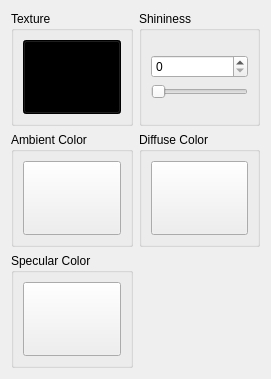
Old version of the form demos/shaderwizard/materialinspector.ui in the repository chgans/qextmouse3d.
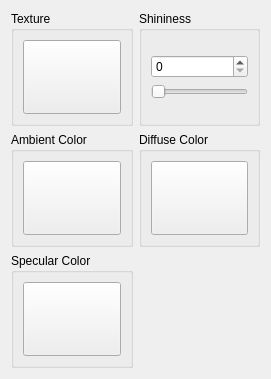
New version of the form.

Patch:
```diff
--- a/demos/shaderwizard/materialinspector.ui
+++ b/demos/shaderwizard/materialinspector.ui
@@ -100,63 +100,63 @@
            <colorrole role="WindowText">
             <brush brushstyle="SolidPattern">
              <color alpha="255">
-              <red>255</red>
-              <green>255</green>
-              <blue>255</blue>
+              <red>0</red>
+              <green>0</green>
+              <blue>0</blue>
              </color>
             </brush>
            </colorrole>
            <colorrole role="Button">
             <brush brushstyle="SolidPattern">
              <color alpha="255">
-              <red>0</red>
-              <green>0</green>
-              <blue>0</blue>
+              <red>238</red>
+              <green>238</green>
+              <blue>238</blue>
              </color>
             </brush>
            </colorrole>
            <colorrole role="Light">
             <brush brushstyle="SolidPattern">
              <color alpha="255">
-              <red>0</red>
-              <green>0</green>
-              <blue>0</blue>
+              <red>255</red>
+              <green>255</green>
+              <blue>255</blue>
              </color>
             </brush>
            </colorrole>
            <colorrole role="Midlight">
             <brush brushstyle="SolidPattern">
              <color alpha="255">
-              <red>0</red>
-              <green>0</green>
-              <blue>0</blue>
+              <red>246</red>
+              <green>246</green>
+              <blue>246</blue>
              </color>
             </brush>
            </colorrole>
            <colorrole role="Dark">
             <brush brushstyle="SolidPattern">
              <color alpha="255">
-              <red>0</red>
-              <green>0</green>
-              <blue>0</blue>
+              <red>119</red>
+              <green>119</green>
+              <blue>119</blue>
              </color>
             </brush>
            </colorrole>
            <colorrole role="Mid">
             <brush brushstyle="SolidPattern">
              <color alpha="255">
-              <red>0</red>
-              <green>0</green>
-              <blue>0</blue>
+              <red>159</red>
+              <green>159</green>
+              <blue>159</blue>
              </color>
             </brush>
            </colorrole>
            <colorrole role="Text">
             <brush brushstyle="SolidPattern">
              <color alpha="255">
-              <red>255</red>
-              <green>255</green>
-              <blue>255</blue>
+              <red>0</red>
+              <green>0</green>
+              <blue>0</blue>
              </color>
             </brush>
            </colorrole>
@@ -172,27 +172,27 @@
            <colorrole role="ButtonText">
             <brush brushstyle="SolidPattern">
              <color alpha="255">
-              <red>255</red>
-              <green>255</green>
-              <blue>255</blue>
+              <red>0</red>
+              <green>0</green>
+              <blue>0</blue>
              </color>
             </brush>
            </colorrole>
            <colorrole role="Base">
             <brush brushstyle="SolidPattern">
              <color alpha="255">
-              <red>0</red>
-              <green>0</green>
-              <blue>0</blue>
+              <red>255</red>
+              <green>255</green>
+              <blue>255</blue>
              </color>
             </brush>
            </colorrole>
            <colorrole role="Window">
             <brush brushstyle="SolidPattern">
              <color alpha="255">
-              <red>0</red>
-              <green>0</green>
-              <blue>0</blue>
+              <red>238</red>
+              <green>238</green>
+              <blue>238</blue>
              </color>
             </brush>
            </colorrole>
@@ -208,9 +208,9 @@
            <colorrole role="AlternateBase">
             <brush brushstyle="SolidPattern">
              <color alpha="255">
-              <red>0</red>
-              <green>0</green>
-              <blue>0</blue>
+              <red>246</red>
+              <green>246</green>
+              <blue>246</blue>
              </color>
             </brush>
            </colorrole>
@@ -237,63 +237,63 @@
            <colorrole role="WindowText">
             <brush brushstyle="SolidPattern">
              <color alpha="255">
-              <red>255</red>
-              <green>255</green>
-              <blue>255</blue>
+              <red>0</red>
+              <green>0</green>
+              <blue>0</blue>
              </color>
             </brush>
            </colorrole>
            <colorrole role="Button">
             <brush brushstyle="SolidPattern">
              <color alpha="255">
-              <red>0</red>
-              <green>0</green>
-              <blue>0</blue>
+              <red>238</red>
+              <green>238</green>
+              <blue>238</blue>
              </color>
             </brush>
            </colorrole>
            <colorrole role="Light">
             <brush brushstyle="SolidPattern">
              <color alpha="255">
-              <red>0</red>
-              <green>0</green>
-              <blue>0</blue>
+              <red>255</red>
+              <green>255</green>
+              <blue>255</blue>
              </color>
             </brush>
            </colorrole>
            <colorrole role="Midlight">
             <brush brushstyle="SolidPattern">
              <color alpha="255">
-              <red>0</red>
-              <green>0</green>
-              <blue>0</blue>
+              <red>246</red>
+              <green>246</green>
+              <blue>246</blue>
              </color>
             </brush>
            </colorrole>
            <colorrole role="Dark">
             <brush brushstyle="SolidPattern">
              <color alpha="255">
-              <red>0</red>
-              <green>0</green>
-              <blue>0</blue>
+              <red>119</red>
+              <green>119</green>
+              <blue>119</blue>
              </color>
             </brush>
            </colorrole>
            <colorrole role="Mid">
             <brush brushstyle="SolidPattern">
              <color alpha="255">
-              <red>0</red>
-              <green>0</green>
-              <blue>0</blue>
+              <red>159</red>
+              <green>159</green>
+              <blue>159</blue>
              </color>
             </brush>
            </colorrole>
            <colorrole role="Text">
             <brush brushstyle="SolidPattern">
              <color alpha="255">
-              <red>255</red>
-              <green>255</green>
-              <blue>255</blue>
+              <red>0</red>
+              <green>0</green>
+              <blue>0</blue>
              </color>
             </brush>
            </colorrole>
@@ -309,27 +309,27 @@
            <colorrole role="ButtonText">
             <brush brushstyle="SolidPattern">
              <color alpha="255">
-              <red>255</red>
-              <green>255</green>
-              <blue>255</blue>
+              <red>0</red>
+              <green>0</green>
+              <blue>0</blue>
              </color>
             </brush>
            </colorrole>
            <colorrole role="Base">
             <brush brushstyle="SolidPattern">
              <color alpha="255">
-              <red>0</red>
-              <green>0</green>
-              <blue>0</blue>
+              <red>255</red>
+              <green>255</green>
+              <blue>255</blue>
              </color>
             </brush>
            </colorrole>
            <colorrole role="Window">
             <brush brushstyle="SolidPattern">
              <color alpha="255">
-              <red>0</red>
-              <green>0</green>
-              <blue>0</blue>
+              <red>238</red>
+              <green>238</green>
+              <blue>238</blue>
              </color>
             </brush>
            </colorrole>
@@ -345,9 +345,9 @@
            <colorrole role="AlternateBase">
             <brush brushstyle="SolidPattern">
              <color alpha="255">
-              <red>0</red>
-              <green>0</green>
-              <blue>0</blue>
+              <red>246</red>
+              <green>246</green>
+              <blue>246</blue>
              </color>
             </brush>
            </colorrole>
@@ -374,63 +374,63 @@
            <colorrole role="WindowText">
             <brush brushstyle="SolidPattern">
              <color alpha="255">
-              <red>0</red>
-              <green>0</green>
-              <blue>0</blue>
+              <red>119</red>
+              <green>119</green>
+              <blue>119</blue>
              </color>
             </brush>
            </colorrole>
            <colorrole role="Button">
             <brush brushstyle="SolidPattern">
              <color alpha="255">
-              <red>0</red>
-              <green>0</green>
-              <blue>0</blue>
+              <red>238</red>
+              <green>238</green>
+              <blue>238</blue>
              </color>
             </brush>
            </colorrole>
            <colorrole role="Light">
             <brush brushstyle="SolidPattern">
              <color alpha="255">
-              <red>0</red>
-              <green>0</green>
-              <blue>0</blue>
+              <red>255</red>
+              <green>255</green>
+              <blue>255</blue>
              </color>
             </brush>
            </colorrole>
            <colorrole role="Midlight">
             <brush brushstyle="SolidPattern">
              <color alpha="255">
-              <red>0</red>
-              <green>0</green>
-              <blue>0</blue>
+              <red>246</red>
+              <green>246</green>
+              <blue>246</blue>
              </color>
             </brush>
            </colorrole>
            <colorrole role="Dark">
             <brush brushstyle="SolidPattern">
              <color alpha="255">
-              <red>0</red>
-              <green>0</green>
-              <blue>0</blue>
+              <red>119</red>
+              <green>119</green>
+              <blue>119</blue>
              </color>
             </brush>
            </colorrole>
            <colorrole role="Mid">
             <brush brushstyle="SolidPattern">
              <color alpha="255">
-              <red>0</red>
-              <green>0</green>
-              <blue>0</blue>
+              <red>159</red>
+              <green>159</green>
+              <blue>159</blue>
              </color>
             </brush>
            </colorrole>
            <colorrole role="Text">
             <brush brushstyle="SolidPattern">
              <color alpha="255">
-              <red>0</red>
-              <green>0</green>
-              <blue>0</blue>
+              <red>119</red>
+              <green>119</green>
+              <blue>119</blue>
              </color>
             </brush>
            </colorrole>
@@ -446,27 +446,27 @@
            <colorrole role="ButtonText">
             <brush brushstyle="SolidPattern">
              <color alpha="255">
-              <red>0</red>
-              <green>0</green>
-              <blue>0</blue>
+              <red>119</red>
+              <green>119</green>
+              <blue>119</blue>
              </color>
             </brush>
            </colorrole>
            <colorrole role="Base">
             <brush brushstyle="SolidPattern">
              <color alpha="255">
-              <red>0</red>
-              <green>0</green>
-              <blue>0</blue>
+              <red>238</red>
+              <green>238</green>
+              <blue>238</blue>
              </color>
             </brush>
            </colorrole>
            <colorrole role="Window">
             <brush brushstyle="SolidPattern">
              <color alpha="255">
-              <red>0</red>
-              <green>0</green>
-              <blue>0</blue>
+              <red>238</red>
+              <green>238</green>
+              <blue>238</blue>
              </color>
             </brush>
            </colorrole>
@@ -482,9 +482,9 @@
            <colorrole role="AlternateBase">
             <brush brushstyle="SolidPattern">
              <color alpha="255">
-              <red>0</red>
-              <green>0</green>
-              <blue>0</blue>
+              <red>238</red>
+              <green>238</green>
+              <blue>238</blue>
              </color>
             </brush>
            </colorrole>
```
